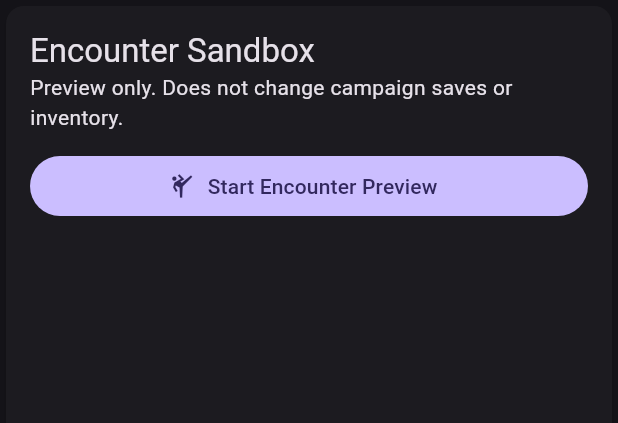
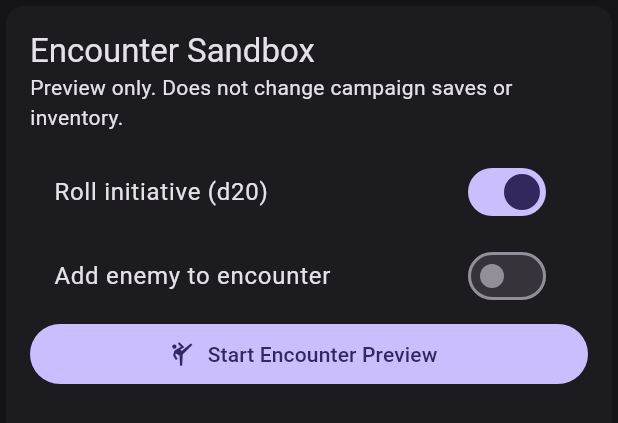
Before and after one commit to josephdhahbi-svg/moonveil-ravenloft, a Flutter app: the MoonveilEncounterScreen widget shown alone on an empty page, opened directly with empty values, on a phone screen of 412 x 824 dp. Shown: the top 423 px of the screen. Run offline on Flutter 3.47's test engine with Material 3 defaults, Android fonts, the phone set to English and light mode, and no system bars; our stand-ins replace sqflite; missing offline and left inert: cryptography; accounts and stored records are empty; network calls fail.

Commit message:
Add enemy entry, initiative rolls, poisoned condition and history count to encounter UI

```diff
--- a/flutter_client/lib/screens/moonveil_encounter_screen.dart
+++ b/flutter_client/lib/screens/moonveil_encounter_screen.dart
@@ -1,3 +1,4 @@
+import 'dart:math';
 import 'package:flutter/material.dart';
 import '../services/moonveil_encounter_engine.dart';
 
@@ -13,6 +14,22 @@ class MoonveilEncounterScreen extends StatefulWidget {
 class _MoonveilEncounterScreenState extends State<MoonveilEncounterScreen> {
   MoonveilEncounter? _encounter;
   String? _message;
+  final Random _dice = Random();
+  final TextEditingController _enemyName = TextEditingController(text: 'Skeleton');
+  final TextEditingController _enemyHp = TextEditingController(text: '13');
+  final TextEditingController _enemyAc = TextEditingController(text: '13');
+  final TextEditingController _enemyModifier = TextEditingController(text: '2');
+  bool _includeEnemy = false;
+  bool _rollInitiative = true;
+
+  @override
+  void dispose() {
+    _enemyName.dispose();
+    _enemyHp.dispose();
+    _enemyAc.dispose();
+    _enemyModifier.dispose();
+    super.dispose();
+  }
 
   void _start() {
     final snapshot = widget.character;
@@ -30,9 +47,35 @@ class _MoonveilEncounterScreenState extends State<MoonveilEncounterScreen> {
         },
         initiative: 10,
       );
+      final participants = <MoonveilCombatant>[
+        MoonveilCombatant(
+          id: character.id, name: character.name,
+          initiative: _rollInitiative ? _dice.nextInt(20) + 1 : 10,
+          maxHp: character.maxHp, hp: character.hp, ac: character.ac,
+          characterId: character.characterId,
+        ),
+      ];
+      if (_includeEnemy) {
+        final name = _enemyName.text.trim();
+        final hp = int.tryParse(_enemyHp.text);
+        final ac = int.tryParse(_enemyAc.text);
+        final modifier = int.tryParse(_enemyModifier.text);
+        if (name.isEmpty || hp == null || hp < 1 || ac == null || ac < 0 || modifier == null) {
+          setState(() => _message = 'Enter valid enemy name, HP, AC and initiative modifier.');
+          return;
+        }
+        participants.add(MoonveilCombatant(
+          id: 'enemy-1', name: name,
+          initiativeModifier: modifier,
+          initiative: (_rollInitiative ? _dice.nextInt(20) + 1 : 10) + modifier,
+          maxHp: hp, hp: hp, ac: ac, isEnemy: true,
+        ));
+      }
       setState(() {
-        _encounter = MoonveilEncounter([character]);
-        _message = 'Preview started. Initiative 10 is a placeholder, not a roll.';
+        _encounter = MoonveilEncounter(participants);
+        _message = _rollInitiative
+            ? 'Initiative rolled for encounter preview.'
+            : 'Initiative preview uses placeholder 10 plus enemy modifier.';
       });
     } catch (_) {
       setState(() => _message =
@@ -63,21 +106,43 @@ class _MoonveilEncounterScreenState extends State<MoonveilEncounterScreen> {
           Text('Encounter Sandbox', style: Theme.of(context).textTheme.titleLarge),
           const Text('Preview only. Does not change campaign saves or inventory.'),
           const SizedBox(height: 12),
-          if (encounter == null)
+          if (encounter == null) ...[
+            SwitchListTile(
+              title: const Text('Roll initiative (d20)'),
+              value: _rollInitiative,
+              onChanged: (v) => setState(() => _rollInitiative = v),
+            ),
+            SwitchListTile(
+              key: const Key('include-enemy'),
+              title: const Text('Add enemy to encounter'),
+              value: _includeEnemy,
+              onChanged: (v) => setState(() => _includeEnemy = v),
+            ),
+            if (_includeEnemy) ...[
+              TextField(controller: _enemyName, decoration: const InputDecoration(labelText: 'Enemy name')),
+              TextField(controller: _enemyHp, keyboardType: TextInputType.number,
+                  decoration: const InputDecoration(labelText: 'Enemy HP')),
+              TextField(controller: _enemyAc, keyboardType: TextInputType.number,
+                  decoration: const InputDecoration(labelText: 'Enemy AC')),
+              TextField(controller: _enemyModifier, keyboardType: TextInputType.number,
+                  decoration: const InputDecoration(labelText: 'Enemy initiative modifier')),
+            ],
             FilledButton.icon(
               key: const Key('start-encounter'),
               onPressed: _start,
               icon: const Icon(Icons.sports_martial_arts),
               label: const Text('Start Encounter Preview'),
-            )
-          else ...[
+            ),
+          ] else ...[
             Text('Round ${encounter.round} · Turn: ${encounter.active.name}',
                 key: const Key('encounter-turn')),
             for (final combatant in encounter.state)
               ListTile(
                 key: Key('combatant-${combatant.id}'),
                 title: Text(combatant.name),
-                subtitle: Text('HP ${combatant.hp}/${combatant.maxHp} · AC ${combatant.ac} · Initiative ${combatant.initiative}'),
+                subtitle: Text('HP ${combatant.hp}/${combatant.maxHp} · AC ${combatant.ac} · Initiative ${combatant.initiative}'
+                    '${combatant.isEnemy ? " · Enemy" : ""}'
+                    '${combatant.conditions.isNotEmpty ? " · ${combatant.conditions.join(", ")}" : ""}'),
                 trailing: Wrap(spacing: 4, children: [
                   IconButton(
                     key: Key('damage-${combatant.id}'),
@@ -93,6 +158,16 @@ class _MoonveilEncounterScreenState extends State<MoonveilEncounterScreen> {
                   ),
                 ]),
               ),
+            for (final combatant in encounter.state)
+              CheckboxListTile(
+                key: Key('poisoned-${combatant.id}'),
+                title: Text('Poisoned: ${combatant.name}'),
+                value: combatant.conditions.contains('Poisoned'),
+                onChanged: (enabled) => setState(() => encounter.setCondition(
+                    combatant.id, 'Poisoned', enabled: enabled ?? false)),
+              ),
+            Text('History: ${encounter.history.length} events',
+                key: const Key('encounter-history')),
             FilledButton(
               key: const Key('next-turn'),
               onPressed: () => setState(encounter.nextTurn),
```
